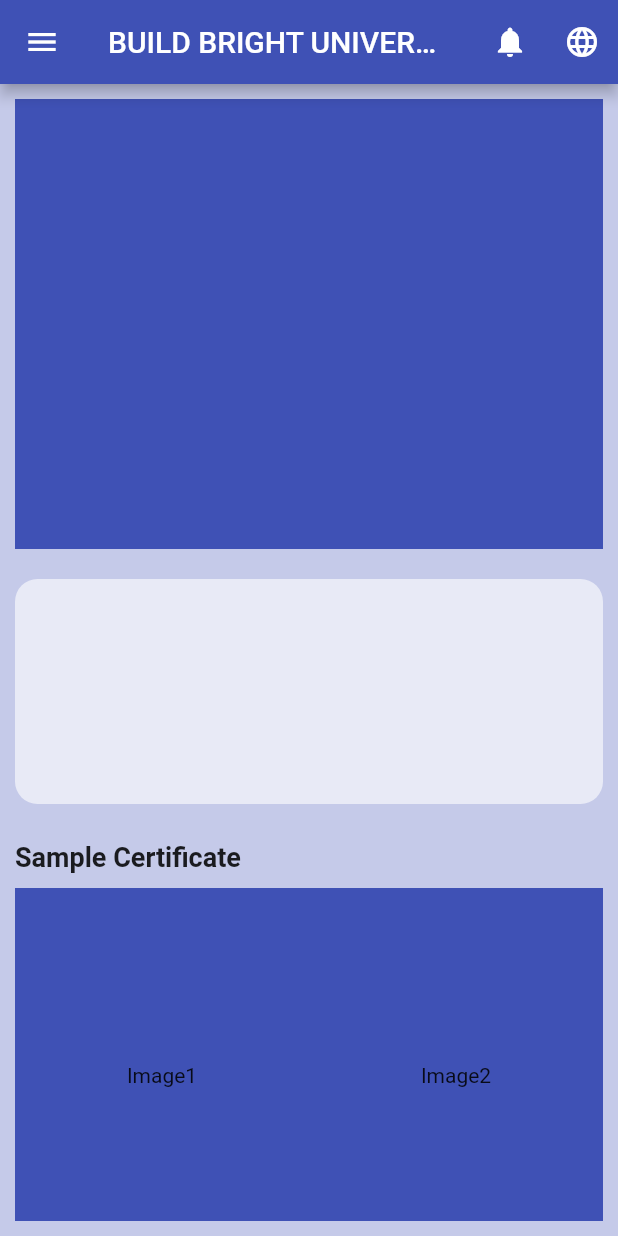
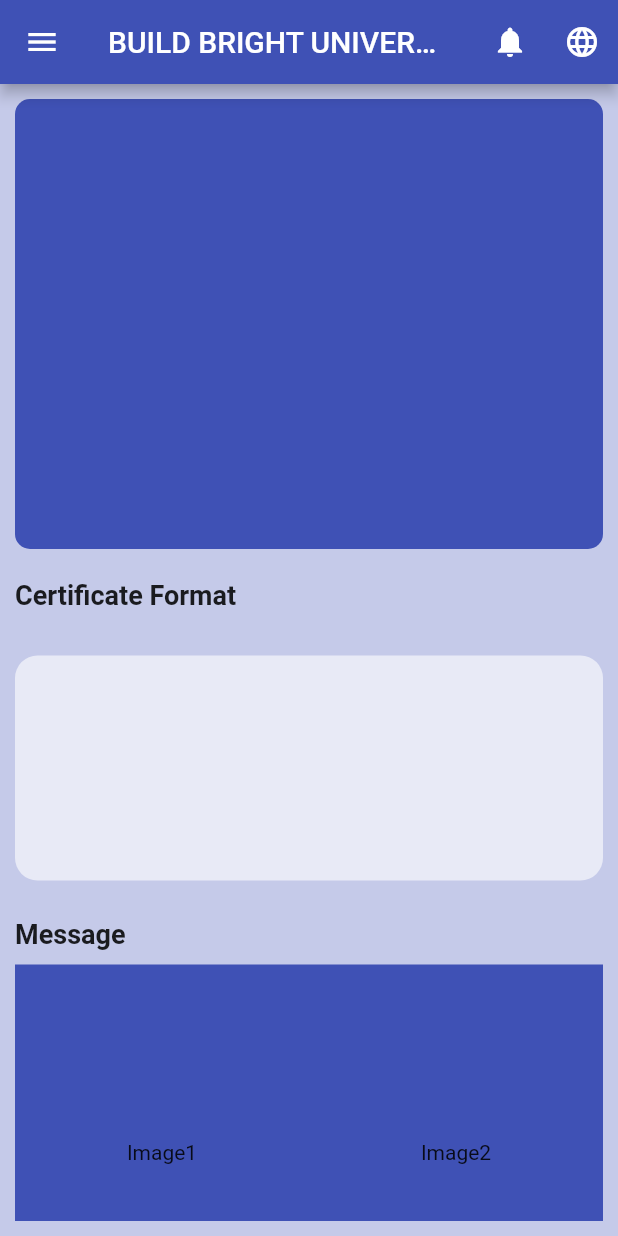
Before and after one commit to Cyperfroz00/bbu_app_demo, a Flutter app: the screen it shows after launch, on a phone screen of 412 x 824 dp. Run offline on Flutter 3.47's test engine with Material 2 defaults, Android fonts, the light colour scheme and no system bars.

Commit message:
3rd drawer update

```diff
--- a/lib/component/my_app.dart
+++ b/lib/component/my_app.dart
@@ -17,41 +17,37 @@ class _MyAppState extends State<MyApp> {
           backgroundColor: Colors.indigo,
           title: const Text('BUILD BRIGHT UNIVERSITY'),
           actions: [
-            IconButton(onPressed: () {}, icon: Icon(Icons.notifications)),
-            IconButton(onPressed: () {}, icon: Icon(Icons.language)),
+            IconButton(onPressed: () {}, icon: const Icon(Icons.notifications)),
+            IconButton(onPressed: () {}, icon: const Icon(Icons.language)),
           ],
         ),
         drawer: Drawer(
           backgroundColor: Colors.white,
           child: ListView(
             children: [
-              Container(
-                //height: 150,
-                child: Column(
+              Column(
                 children: [
-                    Container(
-                      child: Image.asset(
+                  Image.asset(
                     'assets/images/profile.jpg',
                     width: 90,
                     height: 90,
                   ),
-                    ),
-                    Padding(
-                      padding: const EdgeInsets.all(1.0),
+                  const Padding(
+                    padding: EdgeInsets.all(1.0),
                     child: Text(
                       "PEN PONLOK",
                       style: TextStyle(color: Colors.indigo),
                     ),
                   ),
-                    Padding(
-                      padding: const EdgeInsets.all(1.0),
+                  const Padding(
+                    padding: EdgeInsets.all(1.0),
                     child: Text(
                       "095509990",
                       style: TextStyle(color: Colors.indigo),
                     ),
                   ),
-                    Padding(
-                      padding: const EdgeInsets.all(1),
+                  const Padding(
+                    padding: EdgeInsets.all(1),
                     child: Text(
                       "ID : PP35235",
                       style: TextStyle(color: Colors.indigo),
@@ -59,12 +55,11 @@ class _MyAppState extends State<MyApp> {
                   ),
                 ],
               ),
-              ),
-              Divider(
+              const Divider(
                 color: Colors.indigo,
                 height: 5,
               ),
-              ListTile(
+              const ListTile(
                 leading: Icon(
                   Icons.app_registration,
                   color: Colors.white,
@@ -74,7 +69,7 @@ class _MyAppState extends State<MyApp> {
                   style: TextStyle(color: Colors.white),
                 ),
               ),
-              ListTile(
+              const ListTile(
                 leading: Icon(
                   Icons.manage_history,
                   color: Colors.indigo,
@@ -84,7 +79,7 @@ class _MyAppState extends State<MyApp> {
                   style: TextStyle(color: Colors.indigo),
                 ),
               ),
-              ListTile(
+              const ListTile(
                 leading: Icon(
                   Icons.event_note,
                   color: Colors.indigo,
@@ -94,7 +89,7 @@ class _MyAppState extends State<MyApp> {
                   style: TextStyle(color: Colors.indigo),
                 ),
               ),
-              ListTile(
+              const ListTile(
                 leading: Icon(
                   Icons.calendar_today_outlined,
                   color: Colors.indigo,
@@ -104,7 +99,7 @@ class _MyAppState extends State<MyApp> {
                   style: TextStyle(color: Colors.indigo),
                 ),
               ),
-              ListTile(
+              const ListTile(
                 leading: Icon(
                   Icons.contact_mail_outlined,
                   color: Colors.indigo,
@@ -114,7 +109,7 @@ class _MyAppState extends State<MyApp> {
                   style: TextStyle(color: Colors.indigo),
                 ),
               ),
-              ListTile(
+              const ListTile(
                 leading: Icon(
                   Icons.branding_watermark,
                   color: Colors.indigo,
@@ -124,7 +119,7 @@ class _MyAppState extends State<MyApp> {
                   style: TextStyle(color: Colors.indigo),
                 ),
               ),
-              ListTile(
+              const ListTile(
                 leading: Icon(
                   Icons.app_registration,
                   color: Colors.indigo,
@@ -134,7 +129,7 @@ class _MyAppState extends State<MyApp> {
                   style: TextStyle(color: Colors.indigo),
                 ),
               ),
-              ListTile(
+              const ListTile(
                 leading: Icon(
                   Icons.location_pin,
                   color: Colors.indigo,
@@ -144,7 +139,7 @@ class _MyAppState extends State<MyApp> {
                   style: TextStyle(color: Colors.indigo),
                 ),
               ),
-              ListTile(
+              const ListTile(
                 leading: Icon(
                   Icons.message,
                   color: Colors.indigo,
@@ -154,7 +149,7 @@ class _MyAppState extends State<MyApp> {
                   style: TextStyle(color: Colors.indigo),
                 ),
               ),
-              ListTile(
+              const ListTile(
                 leading: Icon(
                   Icons.school,
                   color: Colors.indigo,
@@ -164,7 +159,7 @@ class _MyAppState extends State<MyApp> {
                   style: TextStyle(color: Colors.indigo),
                 ),
               ),
-              ListTile(
+              const ListTile(
                 leading: Icon(
                   Icons.video_collection,
                   color: Colors.indigo,
@@ -174,7 +169,7 @@ class _MyAppState extends State<MyApp> {
                   style: TextStyle(color: Colors.indigo),
                 ),
               ),
-              ListTile(
+              const ListTile(
                 leading: Icon(
                   Icons.person,
                   color: Colors.indigo,
@@ -184,7 +179,7 @@ class _MyAppState extends State<MyApp> {
                   style: TextStyle(color: Colors.indigo),
                 ),
               ),
-              ListTile(
+              const ListTile(
                 leading: Icon(
                   Icons.logout,
                   color: Colors.red,
@@ -194,7 +189,7 @@ class _MyAppState extends State<MyApp> {
                   style: TextStyle(color: Colors.indigo),
                 ),
               ),
-              ListTile(
+              const ListTile(
                 leading: Icon(
                   Icons.info_outline,
                   color: Colors.indigo,
@@ -204,45 +199,71 @@ class _MyAppState extends State<MyApp> {
                   style: TextStyle(color: Colors.indigo),
                 ),
               ),
+              const Column(
+                children: [
+                  Text(
+                    "Develop by TeamBBU",
+                    style: TextStyle(color: Colors.indigo),
+                  ),
+                  Text(
+                    "Version 21.0.0",
+                    style: TextStyle(color: Colors.indigo),
+                  ),
+                  SizedBox(height: 5,)
+                ],
+              ),
             ],
           ),
         ),
         backgroundColor: Colors.indigo[100],
         body: Container(
-          margin: EdgeInsets.all(10),
+          margin: const EdgeInsets.all(10),
           child: ListView(
             children: [
               Container(
-                height: 300,
+                decoration: const BoxDecoration(
+                  borderRadius: BorderRadius.all(Radius.circular(10)),
                   color: Colors.indigo,
                 ),
-              SizedBox(
+                height: 300,
+              ),
+              const Padding(
+                padding: EdgeInsets.only(
+                  top: 20,
+                  bottom: 10,
+                ),
+                child: Text(
+                  "Certificate Format",
+                  style: TextStyle(fontSize: 18, fontWeight: FontWeight.bold),
+                ),
+              ),
+              const SizedBox(
                 height: 20,
               ),
               Container(
                 decoration: BoxDecoration(
-                  borderRadius: BorderRadius.all(Radius.circular(15)),
+                  borderRadius: const BorderRadius.all(Radius.circular(15)),
                   color: Colors.indigo[50],
                 ),
                 height: 150,
               ),
-              SizedBox(
+              const SizedBox(
                 height: 5,
               ),
-              Padding(
-                padding: const EdgeInsets.only(
+              const Padding(
+                padding: EdgeInsets.only(
                   top: 20,
                   bottom: 10,
                 ),
                 child: Text(
-                  "Sample Certificate",
+                  "Message",
                   style: TextStyle(fontSize: 18, fontWeight: FontWeight.bold),
                 ),
               ),
               Container(
                 height: 250,
                 color: Colors.indigo,
-                child: Row(
+                child: const Row(
                   mainAxisAlignment: MainAxisAlignment.spaceAround,
                   children: [
                     Text("Image1"),
@@ -250,11 +271,11 @@ class _MyAppState extends State<MyApp> {
                   ],
                 ),
               ),
-              SizedBox(
+              const SizedBox(
                 height: 5,
               ),
-              Padding(
-                padding: const EdgeInsets.only(
+              const Padding(
+                padding: EdgeInsets.only(
                   top: 20,
                   bottom: 10,
                 ),
@@ -266,7 +287,7 @@ class _MyAppState extends State<MyApp> {
               Container(
                 height: 250,
                 color: Colors.indigo,
-                child: Row(
+                child: const Row(
                   mainAxisAlignment: MainAxisAlignment.spaceAround,
                   children: [
                     Text("Image1"),
@@ -274,7 +295,7 @@ class _MyAppState extends State<MyApp> {
                   ],
                 ),
               ),
-              SizedBox(
+              const SizedBox(
                 height: 5,
               ),
             ],
```
Lines whose indentation alone changed are shown as unchanged.
